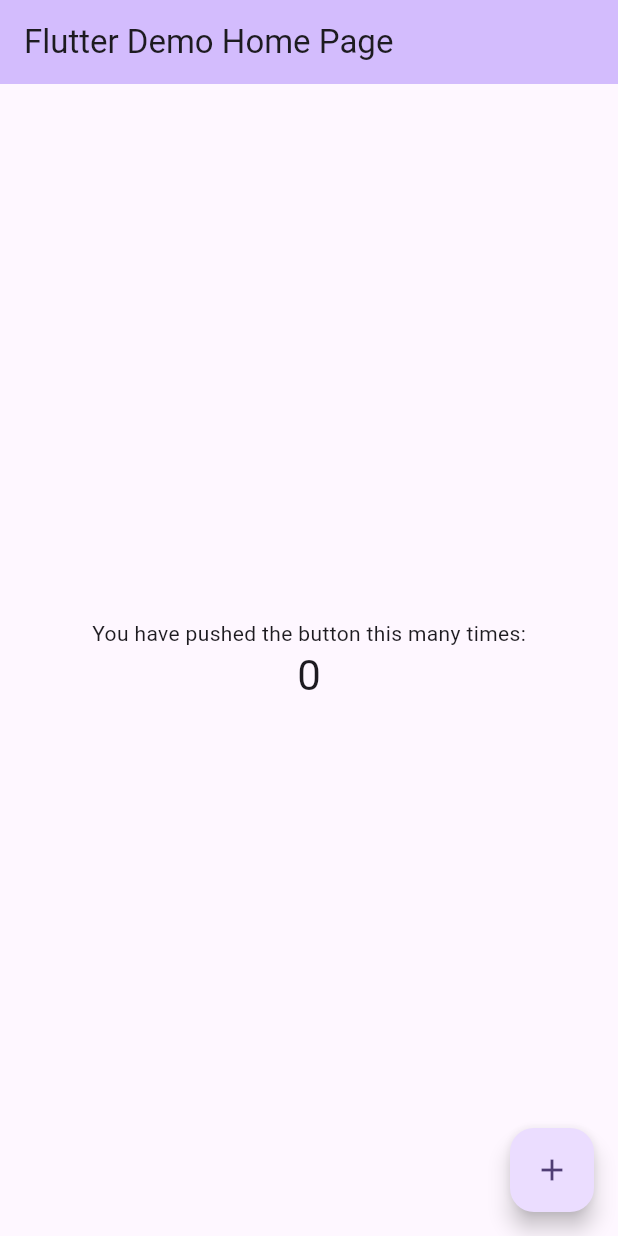
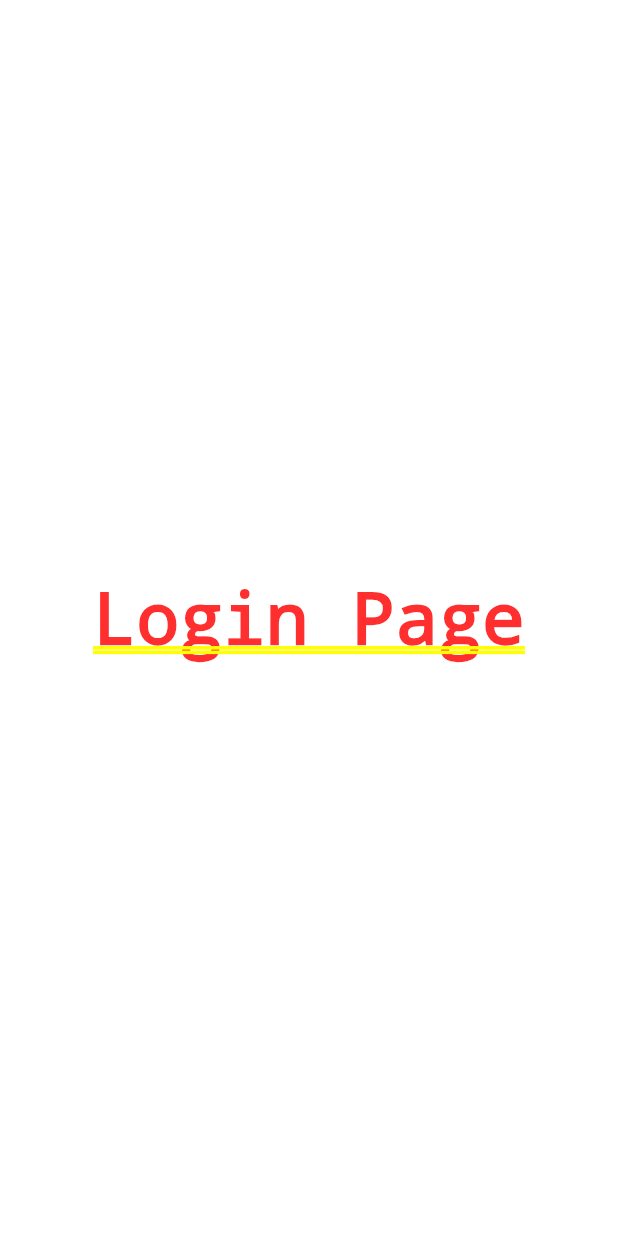
Before and after one commit to aimennajib/Electrical-store-project, a Flutter app: the screen it shows after launch, on a phone screen of 412 x 824 dp. Run offline on Flutter 3.47's test engine with Material 3 defaults, Android fonts, the phone set to English and light mode, and no system bars.

Commit message:
First Login Code

```diff
--- /dev/null
+++ b/lib/auth/data/data_soures.dart
@@ -0,0 +1 @@
+class DataSources {}
--- /dev/null
+++ b/lib/auth/domain/entity.dart
@@ -0,0 +1 @@
+class User {}
--- /dev/null
+++ b/lib/auth/presentation/login.dart
@@ -0,0 +1,15 @@
+import 'package:flutter/material.dart';
+
+class Login extends StatefulWidget {
+  const Login({super.key});
+
+  @override
+  State<Login> createState() => _LoginState();
+}
+
+class _LoginState extends State<Login> {
+  @override
+  Widget build(BuildContext context) {
+    return Center(child: Text("Login Page"));
+  }
+}
--- a/lib/main.dart
+++ b/lib/main.dart
@@ -1,4 +1,5 @@
 import 'package:flutter/material.dart';
+import 'package:project/auth/presentation/login.dart';
 
 void main() {
   runApp(const MyApp());
@@ -16,93 +17,7 @@ class MyApp extends StatelessWidget {
 
         colorScheme: ColorScheme.fromSeed(seedColor: Colors.deepPurple),
       ),
-      home: const MyHomePage(title: 'Flutter Demo Home Page'),
+      home: const Login(),
     );
   }
 }
-
-class MyHomePage extends StatefulWidget {
-  const MyHomePage({super.key, required this.title});
-
-  // This widget is the home page of your application. It is stateful, meaning
-  // that it has a State object (defined below) that contains fields that affect
-  // how it looks.
-
-  // This class is the configuration for the state. It holds the values (in this
-  // case the title) provided by the parent (in this case the App widget) and
-  // used by the build method of the State. Fields in a Widget subclass are
-  // always marked "final".
-
-  final String title;
-
-  @override
-  State<MyHomePage> createState() => _MyHomePageState();
-}
-
-class _MyHomePageState extends State<MyHomePage> {
-  int _counter = 0;
-
-  void _incrementCounter() {
-    setState(() {
-      // This call to setState tells the Flutter framework that something has
-      // changed in this State, which causes it to rerun the build method below
-      // so that the display can reflect the updated values. If we changed
-      // _counter without calling setState(), then the build method would not be
-      // called again, and so nothing would appear to happen.
-      _counter++;
-    });
-  }
-
-  @override
-  Widget build(BuildContext context) {
-    // This method is rerun every time setState is called, for instance as done
-    // by the _incrementCounter method above.
-    //
-    // The Flutter framework has been optimized to make rerunning build methods
-    // fast, so that you can just rebuild anything that needs updating rather
-    // than having to individually change instances of widgets.
-    return Scaffold(
-      appBar: AppBar(
-        // TRY THIS: Try changing the color here to a specific color (to
-        // Colors.amber, perhaps?) and trigger a hot reload to see the AppBar
-        // change color while the other colors stay the same.
-        backgroundColor: Theme.of(context).colorScheme.inversePrimary,
-        // Here we take the value from the MyHomePage object that was created by
-        // the App.build method, and use it to set our appbar title.
-        title: Text(widget.title),
-      ),
-      body: Center(
-        // Center is a layout widget. It takes a single child and positions it
-        // in the middle of the parent.
-        child: Column(
-          // Column is also a layout widget. It takes a list of children and
-          // arranges them vertically. By default, it sizes itself to fit its
-          // children horizontally, and tries to be as tall as its parent.
-          //
-          // Column has various properties to control how it sizes itself and
-          // how it positions its children. Here we use mainAxisAlignment to
-          // center the children vertically; the main axis here is the vertical
-          // axis because Columns are vertical (the cross axis would be
-          // horizontal).
-          //
-          // TRY THIS: Invoke "debug painting" (choose the "Toggle Debug Paint"
-          // action in the IDE, or press "p" in the console), to see the
-          // wireframe for each widget.
-          mainAxisAlignment: MainAxisAlignment.center,
-          children: <Widget>[
-            const Text('You have pushed the button this many times:'),
-            Text(
-              '$_counter',
-              style: Theme.of(context).textTheme.headlineMedium,
-            ),
-          ],
-        ),
-      ),
-      floatingActionButton: FloatingActionButton(
-        onPressed: _incrementCounter,
-        tooltip: 'Increment',
-        child: const Icon(Icons.add),
-      ), // This trailing comma makes auto-formatting nicer for build methods.
-    );
-  }
-}
```
